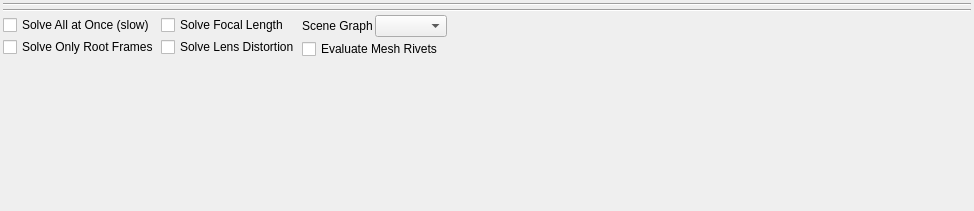
Qt form python/mmSolver/tools/solver/widget/solver_standard_widget.ui (david-cattermole/mayaMatchMoveSolver) before a commit.
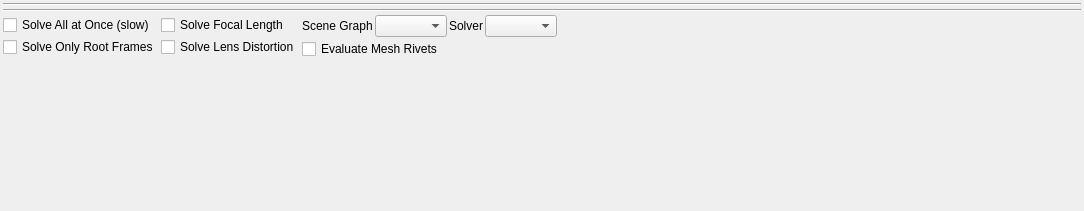
The same form after that commit.

Commit message: Core Solver - Add Ceres LMDIF solver.

The edit to the form file:
```diff
--- a/python/mmSolver/tools/solver/widget/solver_standard_widget.ui
+++ b/python/mmSolver/tools/solver/widget/solver_standard_widget.ui
@@ -6,7 +6,7 @@
    <rect>
     <x>0</x>
     <y>0</y>
-    <width>974</width>
+    <width>1084</width>
     <height>211</height>
    </rect>
   </property>
@@ -190,6 +190,50 @@
        </item>
       </layout>
      </item>
+     <item>
+      <layout class="QVBoxLayout" name="options4_layout">
+       <property name="spacing">
+        <number>2</number>
+       </property>
+       <item>
+        <layout class="QHBoxLayout" name="solverType_layout" stretch="0,0">
+         <property name="spacing">
+          <number>2</number>
+         </property>
+         <item>
+          <widget class="QLabel" name="solverType_label">
+           <property name="text">
+            <string>Solver</string>
+           </property>
+          </widget>
+         </item>
+         <item>
+          <widget class="QComboBox" name="solverType_comboBox">
+           <property name="sizePolicy">
+            <sizepolicy hsizetype="Minimum" vsizetype="Fixed">
+             <horstretch>1</horstretch>
+             <verstretch>0</verstretch>
+            </sizepolicy>
+           </property>
+          </widget>
+         </item>
+        </layout>
+       </item>
+       <item>
+        <spacer name="verticalSpacer_5">
+         <property name="orientation">
+          <enum>Qt::Vertical</enum>
+         </property>
+         <property name="sizeHint" stdset="0">
+          <size>
+           <width>20</width>
+           <height>0</height>
+          </size>
+         </property>
+        </spacer>
+       </item>
+      </layout>
+     </item>
      <item>
       <spacer name="horizontalSpacer">
        <property name="orientation">
```
The commit also changes 56 other files.
